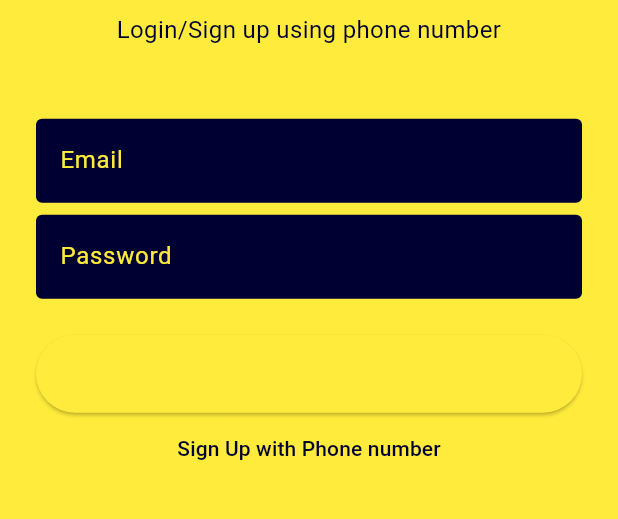
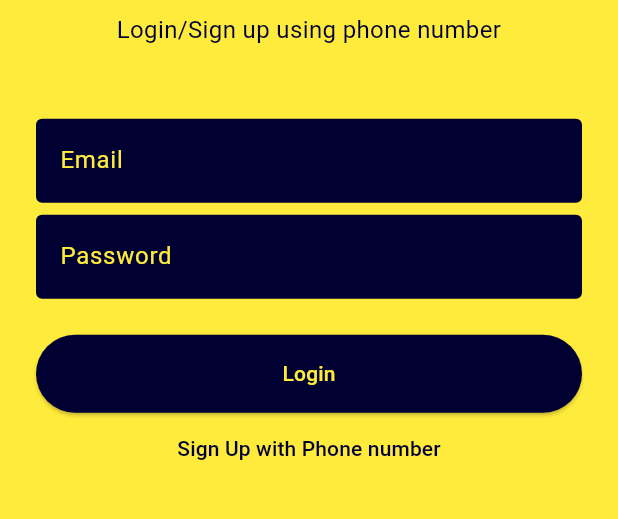
Before and after one commit to genZdevelops/oozy, a Flutter app: the screen it shows after launch, on a phone screen of 412 x 824 dp, the part 461-980 px from its top. Run offline on Flutter 3.47's test engine with Material 3 defaults, Android fonts, the phone set to English and light mode, and no system bars.

Commit message:
updated login_screen.dart, signup_screen.dart & splash_sreen.dart

```diff
--- a/lib/login_screen.dart
+++ b/lib/login_screen.dart
@@ -1,6 +1,4 @@
 // lib/login_screen.dart
-
-import 'dart:nativewrappers/_internal/vm/lib/ffi_patch.dart';
 
 import 'package:flutter/foundation.dart';
 import 'package:flutter/material.dart';
@@ -68,7 +66,7 @@ class LoginScreen extends StatelessWidget {
                 // TODO: Implement login logic using firebase/Springboot
               },
               style: ElevatedButton.styleFrom(
-                backgroundColor: AppColors.background,
+                backgroundColor: AppColors.primaryText,
                 padding: const EdgeInsets.symmetric(vertical: 16.0),
               ),
               child: const Text('Login', style: TextStyle(color: AppColors.background)),
--- a/lib/signup_screen.dart
+++ b/lib/signup_screen.dart
@@ -1,6 +1,4 @@
 // lib/signup_screen.dart
-
-import 'dart:nativewrappers/_internal/vm/lib/ffi_patch.dart';
 
 import 'package:flutter/material.dart';
 import 'app_colors.dart';
--- a/lib/splash_screen.dart
+++ b/lib/splash_screen.dart
@@ -1,8 +1,6 @@
 // lib/splash_screen.dart
 
 import 'dart:async';
-import 'dart:ffi';
-import 'dart:nativewrappers/_internal/vm/lib/ffi_patch.dart';
 import 'package:flutter/material.dart';
 import 'app_colors.dart';
 import 'login_screen.dart';
```
